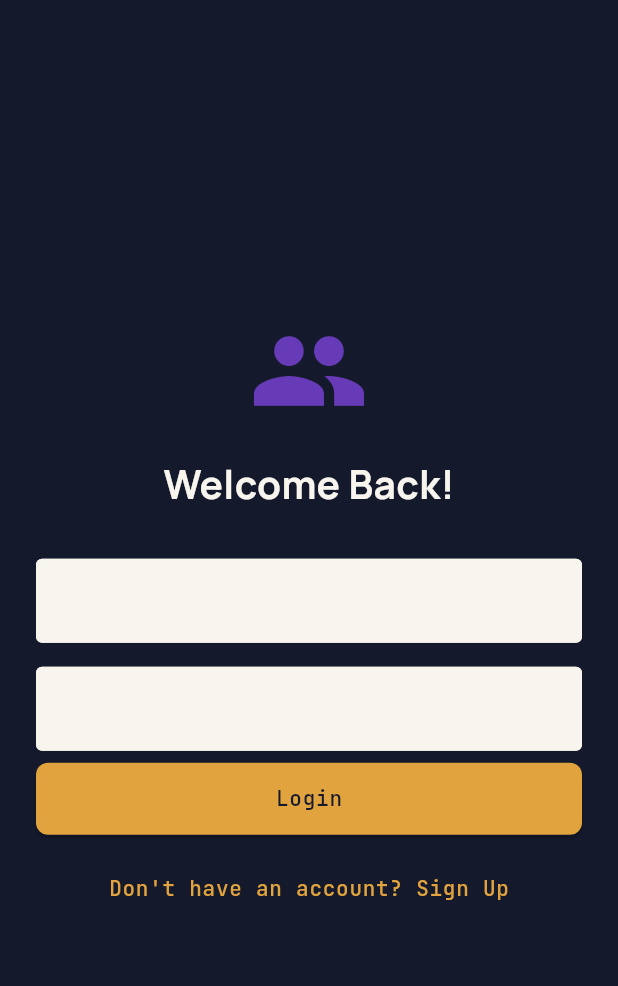
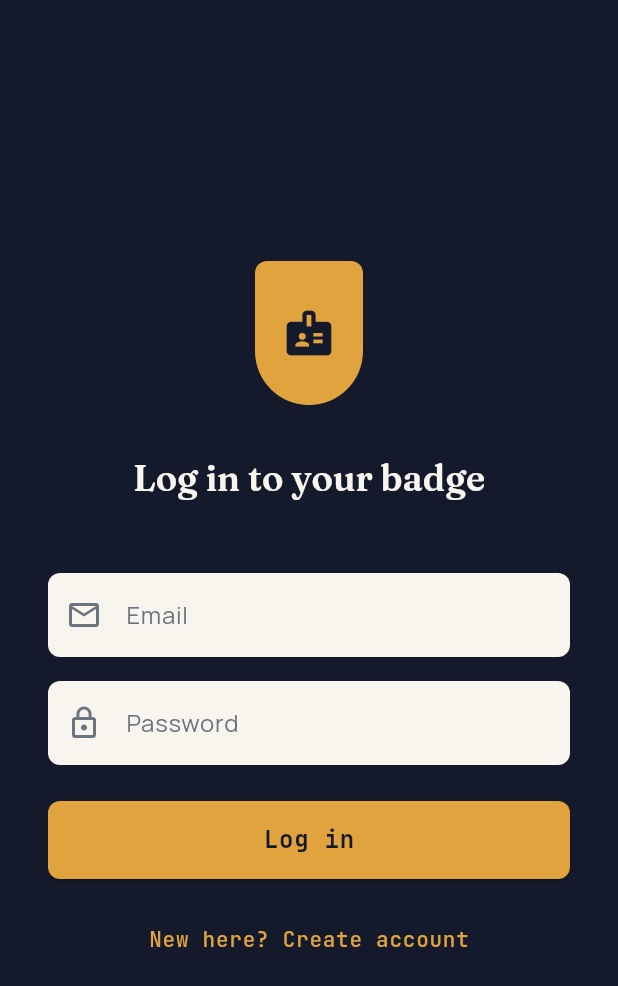
Before and after one commit to withshafan/intern_connect, a Flutter app: the screen it shows after launch, on a phone screen of 412 x 824 dp. Shown: the top 986 px of the screen. Run offline on Flutter 3.47's test engine with Material 3 defaults, Android fonts, the light colour scheme and no system bars; our stand-ins replace chewie, cloud_firestore, firebase_auth, firebase_core, firebase_storage, google_fonts and 4 more; missing offline and left inert: video_thumbnail; accounts and stored records are empty.

Commit message:
Auto-commit: 2026-07-01 21:49:16

```diff
--- a/lib/screens/login_screen.dart
+++ b/lib/screens/login_screen.dart
@@ -1,5 +1,6 @@
 import 'package:flutter/material.dart';
 import 'package:intern_connect/services/auth_service.dart';
+import 'package:intern_connect/theme/app_colors.dart';
 import 'home_screen.dart';
 
 class LoginScreen extends StatefulWidget {
@@ -15,7 +16,7 @@ class _LoginScreenState extends State<LoginScreen> {
   final _passwordController = TextEditingController();
   final AuthService _authService = AuthService();
 
-  bool _isLogin = true;        // toggle between login & signup
+  bool _isLogin = true;
   bool _isLoading = false;
   String? _errorMessage;
 
@@ -47,7 +48,10 @@ class _LoginScreenState extends State<LoginScreen> {
         );
       }
     } catch (e) {
-      setState(() => _errorMessage = e.toString());
+      // Map common errors to specific, calm messages (Design System Voice rule)
+      setState(() {
+        _errorMessage = "Authentication failed. Check your credentials and try again.";
+      });
     } finally {
       if (mounted) setState(() => _isLoading = false);
     }
@@ -63,42 +67,52 @@ class _LoginScreenState extends State<LoginScreen> {
   @override
   Widget build(BuildContext context) {
     return Scaffold(
+      backgroundColor: AppColors.ink,
       body: SafeArea(
         child: Center(
           child: SingleChildScrollView(
-            padding: const EdgeInsets.all(24),
+            padding: const EdgeInsets.all(32),
             child: Form(
               key: _formKey,
               child: Column(
                 mainAxisAlignment: MainAxisAlignment.center,
                 children: [
-                  const Icon(Icons.people, size: 80, color: Colors.deepPurple),
-                  const SizedBox(height: 16),
-                  Text(
-                    _isLogin ? 'Welcome Back!' : 'Join InternConnect',
-                    style: const TextStyle(
-                      fontSize: 26,
-                      fontWeight: FontWeight.bold,
+                  // Foil Amber badge-shaped mark
+                  Container(
+                    width: 72,
+                    height: 96,
+                    decoration: const BoxDecoration(
+                      color: AppColors.foilAmber,
+                      borderRadius: BorderRadius.vertical(
+                        top: Radius.circular(8),
+                        bottom: Radius.circular(36), // Gives a lanyard badge vibe
+                      ),
+                    ),
+                    child: const Center(
+                      child: Icon(Icons.badge, size: 36, color: AppColors.ink),
                     ),
                   ),
                   const SizedBox(height: 32),
+                  Text(
+                    _isLogin ? 'Log in to your badge' : 'Design your badge',
+                    style: Theme.of(context).textTheme.headlineSmall,
+                    textAlign: TextAlign.center,
+                  ),
+                  const SizedBox(height: 48),
 
                   // Email field
                   TextFormField(
                     controller: _emailController,
                     keyboardType: TextInputType.emailAddress,
+                    style: const TextStyle(color: AppColors.ink), // Fix: visible text on cream field
                     decoration: const InputDecoration(
                       labelText: 'Email',
-                      prefixIcon: Icon(Icons.email),
-                      border: OutlineInputBorder(),
+                      labelStyle: TextStyle(color: AppColors.slate),
+                      prefixIcon: Icon(Icons.email_outlined, color: AppColors.slate),
                     ),
                     validator: (value) {
-                      if (value == null || value.trim().isEmpty) {
-                        return 'Please enter your email';
-                      }
-                      if (!value.contains('@')) {
-                        return 'Enter a valid email';
-                      }
+                      if (value == null || value.trim().isEmpty) return 'Enter your email';
+                      if (!value.contains('@')) return 'Enter a valid email';
                       return null;
                     },
                   ),
@@ -108,35 +122,47 @@ class _LoginScreenState extends State<LoginScreen> {
                   TextFormField(
                     controller: _passwordController,
                     obscureText: true,
+                    style: const TextStyle(color: AppColors.ink),
                     decoration: const InputDecoration(
                       labelText: 'Password',
-                      prefixIcon: Icon(Icons.lock),
-                      border: OutlineInputBorder(),
+                      labelStyle: TextStyle(color: AppColors.slate),
+                      prefixIcon: Icon(Icons.lock_outline, color: AppColors.slate),
                     ),
                     validator: (value) {
-                      if (value == null || value.trim().length < 6) {
-                        return 'Password must be at least 6 characters';
-                      }
+                      if (value == null || value.trim().length < 6) return 'At least 6 characters required';
                       return null;
                     },
                   ),
-                  const SizedBox(height: 8),
+                  const SizedBox(height: 24),
 
                   // Error message
                   if (_errorMessage != null)
-                    Padding(
-                      padding: const EdgeInsets.only(bottom: 8),
-                      child: Text(
-                        _errorMessage!,
-                        style: const TextStyle(color: Colors.red),
-                        textAlign: TextAlign.center,
+                    Container(
+                      padding: const EdgeInsets.all(12),
+                      margin: const EdgeInsets.only(bottom: 24),
+                      decoration: BoxDecoration(
+                        color: AppColors.signalCoral.withOpacity(0.1),
+                        border: Border.all(color: AppColors.signalCoral),
+                        borderRadius: BorderRadius.circular(8),
+                      ),
+                      child: Row(
+                        children: [
+                          const Icon(Icons.error_outline, color: AppColors.signalCoral, size: 20),
+                          const SizedBox(width: 8),
+                          Expanded(
+                            child: Text(
+                              _errorMessage!,
+                              style: const TextStyle(color: AppColors.signalCoral, fontSize: 14),
+                            ),
+                          ),
+                        ],
                       ),
                     ),
 
                   // Submit button
                   SizedBox(
                     width: double.infinity,
-                    height: 48,
+                    height: 52,
                     child: ElevatedButton(
                       onPressed: _isLoading ? null : _submit,
                       child: _isLoading
@@ -145,15 +171,18 @@ class _LoginScreenState extends State<LoginScreen> {
                               width: 24,
                               child: CircularProgressIndicator(
                                 strokeWidth: 2,
-                                color: Colors.white,
+                                color: AppColors.ink,
                               ),
                             )
-                          : Text(_isLogin ? 'Login' : 'Sign Up'),
+                          : Text(
+                              _isLogin ? 'Log in' : 'Create account',
+                              style: const TextStyle(fontSize: 16, fontWeight: FontWeight.bold),
+                            ),
                     ),
                   ),
-                  const SizedBox(height: 12),
+                  const SizedBox(height: 16),
 
-                  // Toggle between login and signup
+                  // Toggle
                   TextButton(
                     onPressed: () {
                       setState(() {
@@ -162,9 +191,8 @@ class _LoginScreenState extends State<LoginScreen> {
                       });
                     },
                     child: Text(
-                      _isLogin
-                          ? "Don't have an account? Sign Up"
-                          : 'Already have an account? Login',
+                      _isLogin ? "New here? Create account" : 'Already have a badge? Log in',
+                      style: const TextStyle(color: AppColors.foilAmber),
                     ),
                   ),
                 ],
--- a/lib/widgets/video_card.dart
+++ b/lib/widgets/video_card.dart
@@ -1,6 +1,7 @@
 import 'package:flutter/material.dart';
 import 'package:timeago/timeago.dart' as timeago;
 import 'package:shimmer/shimmer.dart';
+import 'package:intern_connect/theme/app_colors.dart';
 
 class VideoCard extends StatelessWidget {
   final String thumbnailUrl;
@@ -36,8 +37,8 @@ class VideoCard extends StatelessWidget {
                 child: thumbnailUrl.isNotEmpty
                     ? Image.network(thumbnailUrl, fit: BoxFit.cover)
                     : Container(
-                        color: Colors.grey,
-                        child: const Icon(Icons.videocam, size: 50, color: Colors.white),
+                        color: AppColors.ink,
+                        child: const Icon(Icons.videocam, size: 50, color: AppColors.slate),
                       ),
               ),
             ),
@@ -55,7 +56,9 @@ class VideoCard extends StatelessWidget {
                       children: techInterests
                           .take(2)
                           .map((t) => Chip(
-                                label: Text(t, style: const TextStyle(fontSize: 10)),
+                                label: Text(t, style: const TextStyle(fontSize: 10, color: AppColors.ink)),
+                                backgroundColor: AppColors.growTeal,
+                                side: BorderSide.none,
                                 visualDensity: VisualDensity.compact,
                                 materialTapTargetSize: MaterialTapTargetSize.shrinkWrap,
                               ))
@@ -63,7 +66,7 @@ class VideoCard extends StatelessWidget {
                     ),
                   const SizedBox(height: 4),
                   Text(timeago.format(uploadedAt),
-                      style: Theme.of(context).textTheme.bodySmall),
+                      style: Theme.of(context).textTheme.bodySmall?.copyWith(color: AppColors.slate)),
                 ],
               ),
             ),
@@ -81,9 +84,10 @@ class VideoCardShimmer extends StatelessWidget {
   Widget build(BuildContext context) {
     return Card(
       clipBehavior: Clip.antiAlias,
+      color: AppColors.ink, // Match background so it blends better
       child: Shimmer.fromColors(
-        baseColor: Colors.grey[300]!,
-        highlightColor: Colors.grey[100]!,
+        baseColor: AppColors.slate.withOpacity(0.2),
+        highlightColor: AppColors.slate.withOpacity(0.4),
         child: Column(
           crossAxisAlignment: CrossAxisAlignment.start,
           children: [
```
